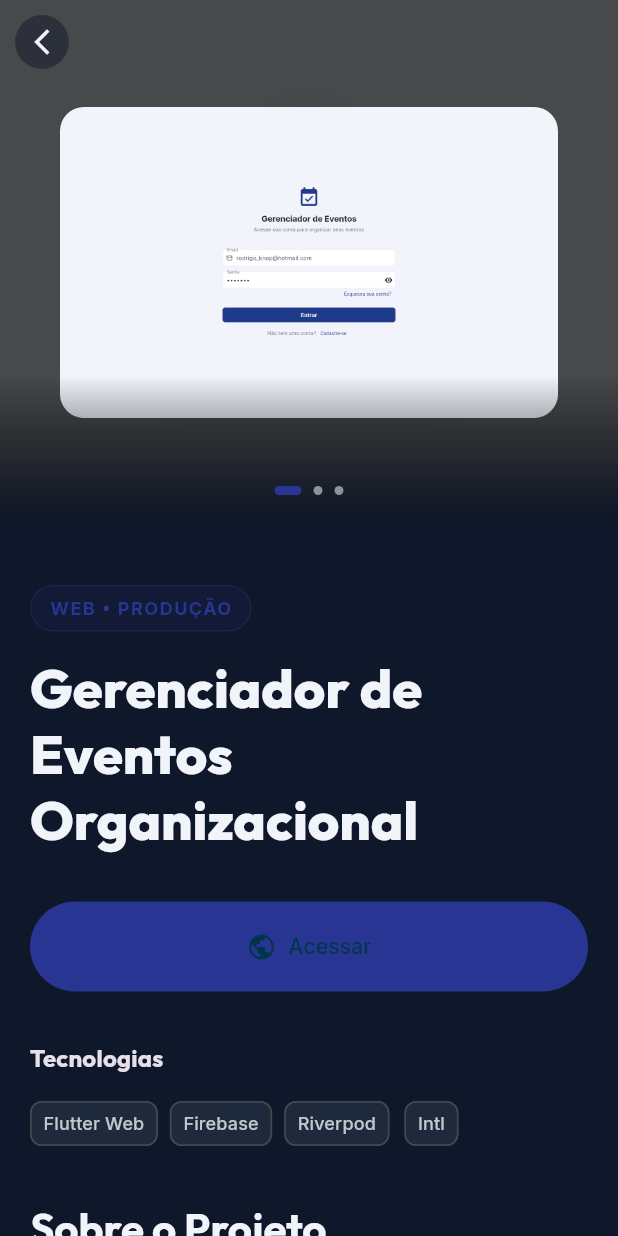
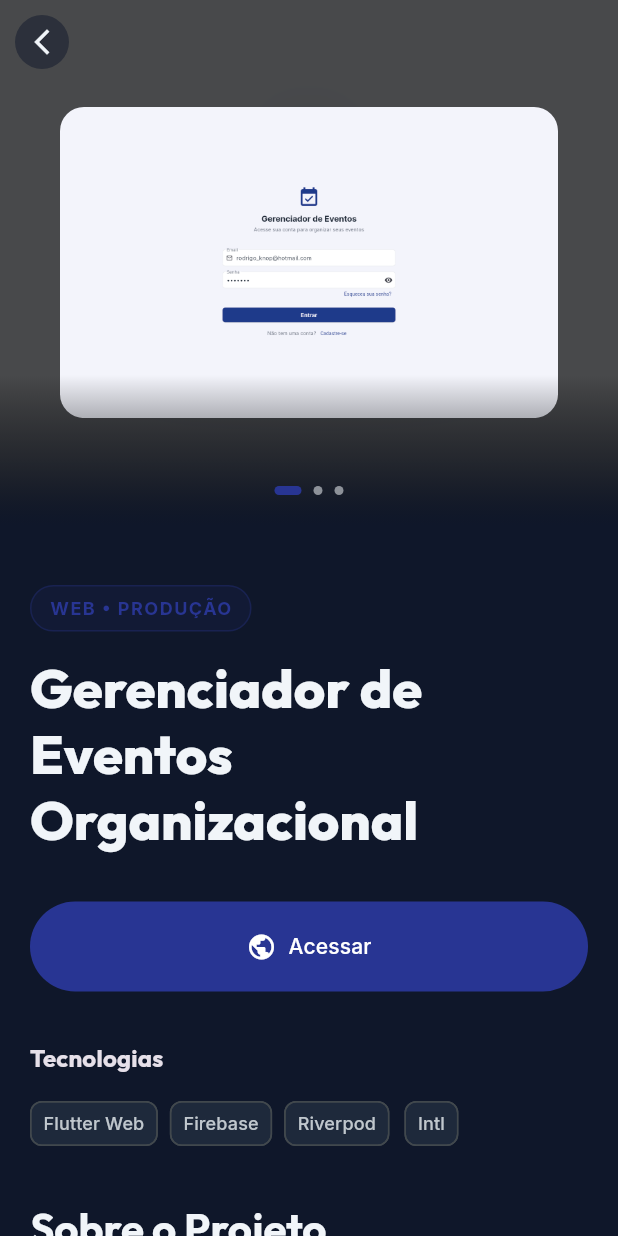
Before and after one commit to rodrigo-gh/portfolio, a Flutter app: the ProjectShowcaseItem widget shown alone on an empty page, opened directly with sample values from the repository, after a tap on "Ver Detalhes", on a phone screen of 412 x 824 dp. Run offline on Flutter 3.47's test engine with Material 3 defaults, Android fonts, the phone set to English and light mode, and no system bars; drawn by our look-alikes of smooth_page_indicator; our stand-ins replace flutter_animate, font_awesome_flutter, google_fonts.

Commit message:
Fix: Color constrast

```diff
--- a/lib/features/portfolio/pages/project_details_page.dart
+++ b/lib/features/portfolio/pages/project_details_page.dart
@@ -522,7 +522,9 @@ class _ProjectDetailsPageState extends State<ProjectDetailsPage> {
     final style = isPrimary
       ? ElevatedButton.styleFrom(
           backgroundColor: color,
-          foregroundColor: Theme.of(context).colorScheme.onPrimary,
+          foregroundColor: color.computeLuminance() > 0.5
+              ? Colors.black
+              : Colors.white,
           padding: const EdgeInsets.symmetric(vertical: 20),
           elevation: 0,
         )
--- a/lib/features/portfolio/widgets/project_showcase_item.dart
+++ b/lib/features/portfolio/widgets/project_showcase_item.dart
@@ -452,7 +452,9 @@ class _ProjectShowcaseItemState extends State<ProjectShowcaseItem> {
                 label: Text(widget.project.buttonText),
                 style: ElevatedButton.styleFrom(
                   backgroundColor: widget.project.colorBase,
-                  foregroundColor: Theme.of(context).colorScheme.onPrimary,
+                  foregroundColor: widget.project.colorBase.computeLuminance() > 0.5
+                      ? Colors.black
+                      : Colors.white,
                   padding:
                       const EdgeInsets.symmetric(horizontal: 24, vertical: 16),
                 ),
```
